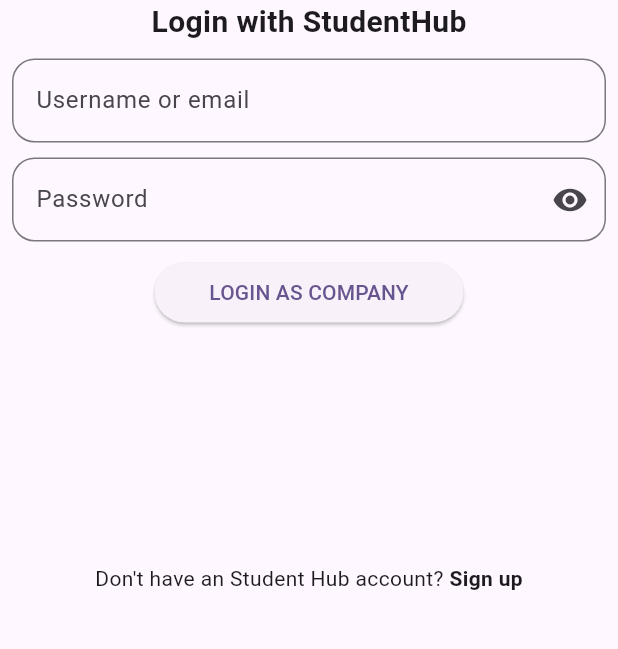
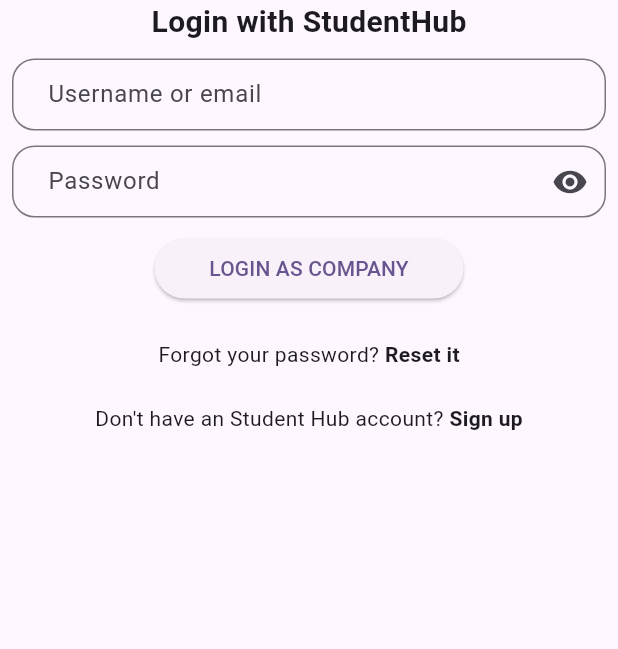
Before and after one commit to NTL2706/MobileAdvance, a Flutter app: the screen it shows after launch, after a tap on "Company", on a phone screen of 412 x 824 dp, the part 396-1045 px from its top. Run offline on Flutter 3.47's test engine with Material 3 defaults, Android fonts, the phone set to English and light mode, and no system bars; our stand-ins replace file_picker, flutter_dotenv, multi_select_flutter, quickalert, shared_preferences, socket_io_client; missing offline and left inert: zego_uikit_prebuilt_call; network calls fail.

Commit message:
feat: done feature forgot pw

```diff
--- a/lib/feature/auth/views/login.dart
+++ b/lib/feature/auth/views/login.dart
@@ -2,6 +2,7 @@
 
 import 'package:final_project_advanced_mobile/feature/auth/constants/auth_result.dart';
 import 'package:final_project_advanced_mobile/feature/auth/provider/authenticate_provider.dart';
+import 'package:final_project_advanced_mobile/feature/auth/views/forgot_password.dart';
 import 'package:final_project_advanced_mobile/feature/auth/views/sign_up_by_category.dart';
 import 'package:final_project_advanced_mobile/widgets/custom_textfield.dart';
 import 'package:final_project_advanced_mobile/widgets/password_textfield.dart';
@@ -10,7 +11,6 @@
 import 'package:quickalert/quickalert.dart';
 
 class LoginPage extends StatelessWidget {
-
   LoginPage({super.key, required this.apiForLogin, required this.title});
 
   final String apiForLogin;
@@ -46,9 +46,7 @@
                   height: 10,
                 ),
                 CustomTextField(
-                  onChanged: (p0) {
-
-                  },
+                  onChanged: (p0) {},
                   controller: emailSignInController,
                   hintText: "Username or email",
                 ),
@@ -64,16 +62,27 @@
                 Container(
                   width: constraints.maxWidth / 2,
                   child: ElevatedButton(
-                    onPressed: () async{
+                      onPressed: () async {
                         print(apiForLogin);
-                      await context.read<AuthenticateProvider>().signInWithPassword(email: emailSignInController.text.trim(), password: passwordSignInController.text.trim(), role: title);
-                      AuthResult result = context.read<AuthenticateProvider>().state.result!;
-                      if (result == AuthResult.success){
-                        Navigator.of(context).pushNamedAndRemoveUntil('/home',(route) => false,);
-                      }
-                      else{
+                        await context
+                            .read<AuthenticateProvider>()
+                            .signInWithPassword(
+                                email: emailSignInController.text.trim(),
+                                password: passwordSignInController.text.trim(),
+                                role: title);
+                        AuthResult result =
+                            context.read<AuthenticateProvider>().state.result!;
+                        if (result == AuthResult.success) {
+                          Navigator.of(context).pushNamedAndRemoveUntil(
+                            '/home',
+                            (route) => false,
+                          );
+                        } else {
                           await QuickAlert.show(
-                          text: context.read<AuthenticateProvider>().state.message,
+                              text: context
+                                  .read<AuthenticateProvider>()
+                                  .state
+                                  .message,
                               confirmBtnText: "OK",
                               cancelBtnText: "CANCEL",
                               onConfirmBtnTap: () {
@@ -85,15 +94,42 @@
                               context: context,
                               showCancelBtn: true,
                               type: QuickAlertType.error);
-
                         }
-
                       },
-                    child: context.watch<AuthenticateProvider>().state.isLoading ? CircularProgressIndicator():Text("LOGIN AS ${title.toUpperCase()}")
+                      child:
+                          context.watch<AuthenticateProvider>().state.isLoading
+                              ? CircularProgressIndicator()
+                              : Text("LOGIN AS ${title.toUpperCase()}")),
+                ),
+                SizedBox(
+                  height: constraints.maxHeight * 0.03,
+                ),
+                Container(
+                  alignment: Alignment.center,
+                  child: Row(
+                    mainAxisAlignment: MainAxisAlignment.center,
+                    children: [
+                      Text("Forgot your password? "),
+                      GestureDetector(
+                        onTap: () {
+                          Navigator.push(context, MaterialPageRoute(
+                            builder: (context) {
+                              return ForgotPasswordPage();
+                            },
+                          ));
+                        },
+                        child: Text(
+                          "Reset it",
+                          style: TextStyle(fontWeight: FontWeight.bold),
+                        ),
+                      )
+                    ],
                   ),
                 ),
-                Expanded(
-                    child: Container(
+                SizedBox(
+                  height: constraints.maxHeight * 0.03,
+                ),
+                Container(
                   alignment: Alignment.center,
                   child: Row(
                     mainAxisAlignment: MainAxisAlignment.center,
@@ -104,15 +140,16 @@
                           Navigator.push(context, MaterialPageRoute(
                             builder: (context) {
                               return SignUpByCategory();
-                            },));
                             },
-                          child: Text("Sign up", style: TextStyle(
-                            fontWeight: FontWeight.bold
-                          ),),
+                          ));
+                        },
+                        child: Text(
+                          "Sign up",
+                          style: TextStyle(fontWeight: FontWeight.bold),
+                        ),
                       )
                     ],
                   ),
-                  )
                 ),
               ],
             ),
--- a/lib/widgets/custom_textfield.dart
+++ b/lib/widgets/custom_textfield.dart
@@ -12,6 +12,7 @@
       onChanged: onChanged!,
       controller: controller,
       decoration: InputDecoration(
+          contentPadding: const EdgeInsets.symmetric(horizontal: 20),
           focusedBorder: const OutlineInputBorder(
               borderRadius: BorderRadius.all(Radius.circular(15)),
               borderSide:
--- a/lib/widgets/password_textfield.dart
+++ b/lib/widgets/password_textfield.dart
@@ -24,6 +24,7 @@
       controller: widget.controller,
       obscureText: passwordVisible,
       decoration: InputDecoration(
+        contentPadding: const EdgeInsets.symmetric(horizontal: 20),
         focusedBorder: const OutlineInputBorder(
             borderRadius: BorderRadius.all(Radius.circular(15)),
             borderSide:
```
Also changed, not shown: lib/feature/auth/provider/authenticate_provider.dart (+14 -8 lines), lib/feature/auth/repo/authen_repo.dart (+22 -9 lines), lib/feature/auth/views/forgot_password.dart (added, +101 -0 lines). Lines whose indentation alone changed are shown as unchanged.
